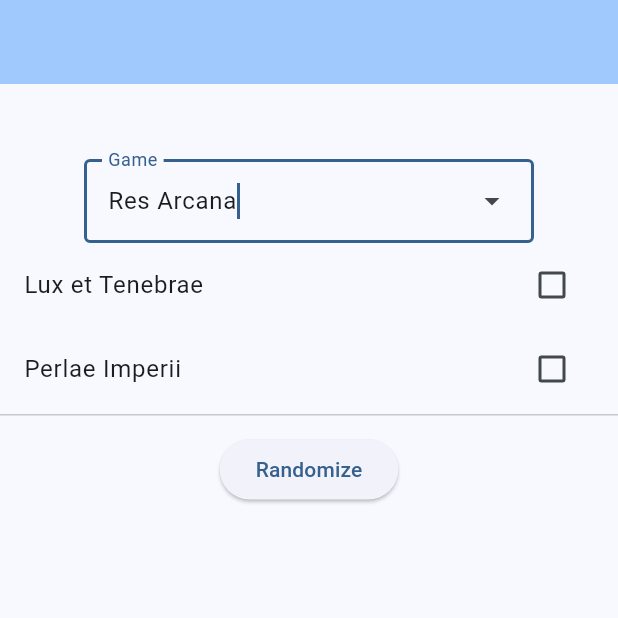
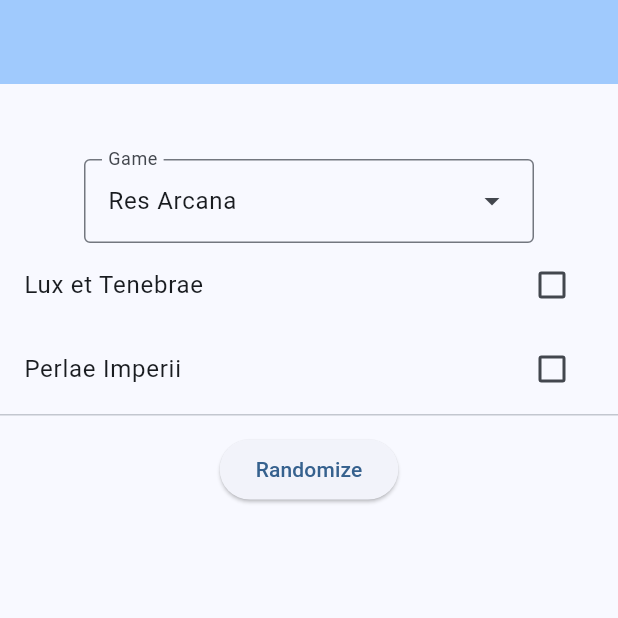
Before and after one commit to anovis/BG-Setup, a Flutter app: the screen it shows after launch, after a tap on the "arrow drop down" icon, after a tap on "Res Arcana", on a phone screen of 412 x 824 dp, the top half of it. Run offline on Flutter 3.47's test engine with Material 3 defaults, Android fonts, the phone set to English and light mode, and no system bars; our stand-ins replace sqflite; accounts and stored records are empty.

Commit message:
sign app

```diff
--- a/lib/data/game_data.dart
+++ b/lib/data/game_data.dart
@@ -9,8 +9,8 @@
 
   @override
   List<Expansions> expansions() => [
-        Expansions(id: 1, name: "Lux et Tenebrae", game: id),
-        Expansions(id: 2, name: "Perlae Imperii", game: id)
+        Expansions(id: 0, name: "Lux et Tenebrae", game: id),
+        Expansions(id: 0, name: "Perlae Imperii", game: id)
       ];
 
   @override
@@ -112,7 +112,7 @@
 
   @override
   List<Expansions> expansions() => [
-        Expansions(id: 3, name: "Kickstarter", game: id),
+        Expansions(id: 0, name: "Kickstarter", game: id),
       ];
 
   @override
@@ -142,30 +142,30 @@
             name: "Bear: Equal Groups",
             game: id,
             grouping: "Bear",
-            expansion: "kickstarter"),
+            expansion: "Kickstarter"),
         const Options(
             id: 0,
             name: "Elk: Oriented Pairs",
             game: id,
             grouping: "Elk",
-            expansion: "kickstarter"),
+            expansion: "Kickstarter"),
         const Options(
             id: 0,
             name: "Salmon: Gathering",
             game: id,
             grouping: "Salmon",
-            expansion: "kickstarter"),
+            expansion: "Kickstarter"),
         const Options(
             id: 0,
             name: "Hawk: On the Edge",
             game: id,
             grouping: "Hawk",
-            expansion: "kickstarter"),
+            expansion: "Kickstarter"),
         const Options(
             id: 0,
             name: "Fox: Nearby Diversity",
             game: id,
             grouping: "Fox",
-            expansion: "kickstarter"),
+            expansion: "Kickstarter"),
       ];
 }
--- a/lib/main.dart
+++ b/lib/main.dart
@@ -92,7 +92,7 @@
     await db.execute(
         "CREATE TABLE Expansions (id INTEGER PRIMARY KEY autoincrement, name TEXT, game INTEGER,FOREIGN KEY (game) REFERENCES Games (id)  )");
     await db.execute(
-        "CREATE TABLE Options (id INTEGER PRIMARY KEY autoincrement, name TEXT, game INTEGER,grouping INTEGER, expansion INTEGER, depends TEXT,imageUrl TEXT, FOREIGN KEY (game) REFERENCES Games (id),FOREIGN KEY (expansion) REFERENCES Expansions (id)   )");
+        "CREATE TABLE Options (id INTEGER PRIMARY KEY autoincrement, name TEXT, game INTEGER,grouping INTEGER, expansion TEXT, depends TEXT,imageUrl TEXT, FOREIGN KEY (game) REFERENCES Games (id))");
 
     // Populate data
     for (var d in data) {
@@ -182,6 +182,7 @@
       appBar: AppBar(
         backgroundColor: Theme.of(context).colorScheme.inversePrimary,
       ),
+      resizeToAvoidBottomInset: false,
       body: Column(
         mainAxisAlignment: MainAxisAlignment.start,
         children: <Widget>[
@@ -198,7 +199,9 @@
                 setState(() {
                   expansions = expansions;
                   selectedGame = game;
+                  options = [];
                 });
+                FocusManager.instance.primaryFocus?.unfocus();
               }
             },
             dropdownMenuEntries:
```
Also changed, not shown: 4 other files.
